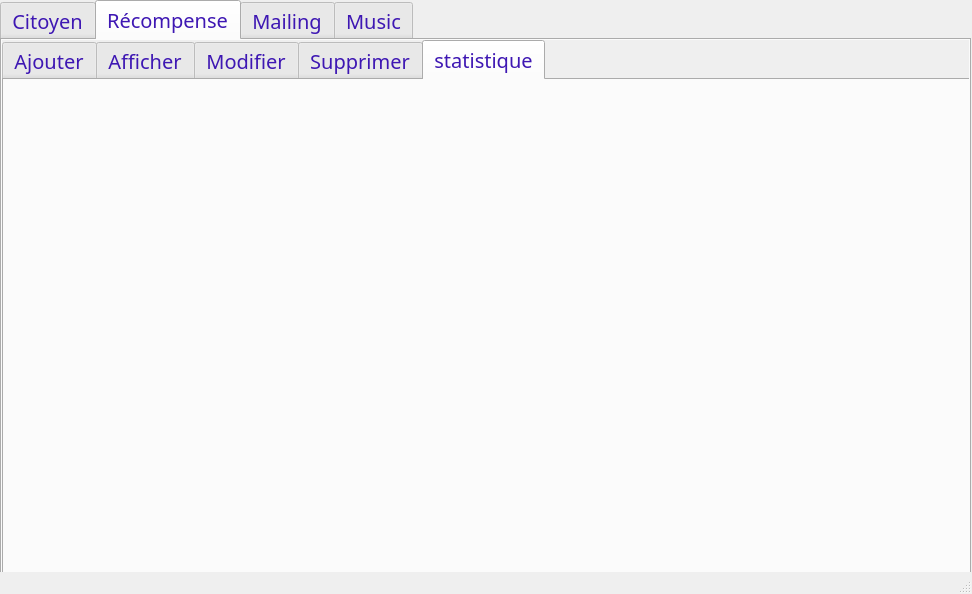
The window that gestion_Citoyen_Recompense/mainwindow.ui (ahmedbalti/Tunisian-Smart-Police-Station) describes before a commit, drawn with Qt 5.
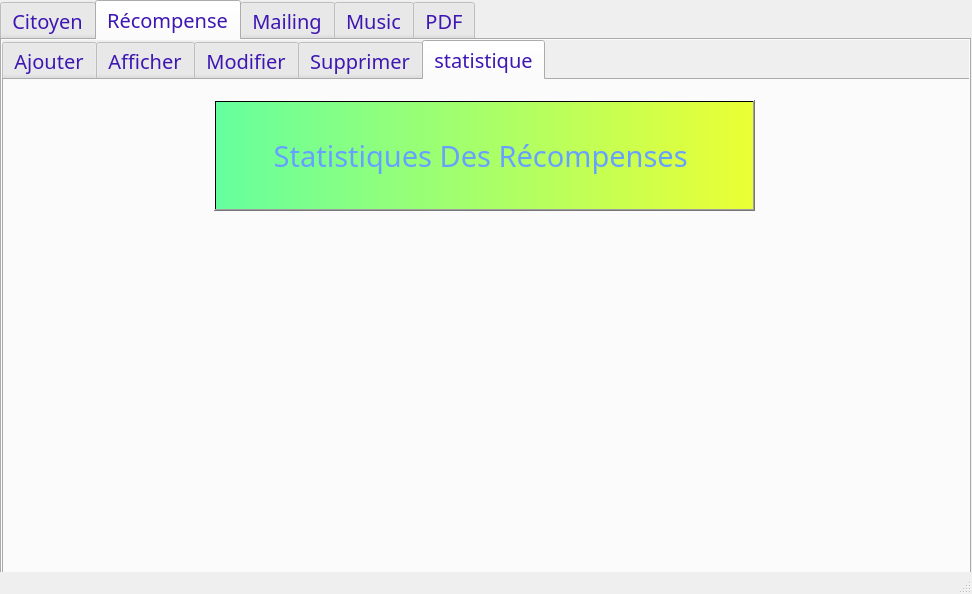
The same window after the commit. The open tabs and pages were chosen to show the change. Icons and pictures are not drawn.

```diff
--- a/gestion_Citoyen_Recompense/mainwindow.ui
+++ b/gestion_Citoyen_Recompense/mainwindow.ui
@@ -5489,6 +5489,65 @@
          <attribute name="title">
           <string>statistique</string>
          </attribute>
+         <widget class="QLabel" name="label_48">
+          <property name="geometry">
+           <rect>
+            <x>25</x>
+            <y>30</y>
+            <width>921</width>
+            <height>451</height>
+           </rect>
+          </property>
+          <property name="text">
+           <string/>
+          </property>
+         </widget>
+         <widget class="QPushButton" name="pushButton_5">
+          <property name="geometry">
+           <rect>
+            <x>210</x>
+            <y>20</y>
+            <width>541</width>
+            <height>111</height>
+           </rect>
+          </property>
+          <property name="font">
+           <font>
+            <family>Rockwell</family>
+            <pointsize>22</pointsize>
+            <weight>50</weight>
+            <italic>false</italic>
+            <bold>false</bold>
+           </font>
+          </property>
+          <property name="styleSheet">
+           <string notr="true">background-color: qlineargradient(spread:pad, x1:0, y1:0, x2:1, y2:0, stop:0 rgba(101, 255, 158), stop:1 rgb(235, 255, 52));
+color:rgb(103, 161, 255);
+font: 22pt &quot;Rockwell&quot;;</string>
+          </property>
+          <property name="text">
+           <string>Statistiques Des Récompenses </string>
+          </property>
+         </widget>
+         <widget class="QLabel" name="label_50">
+          <property name="geometry">
+           <rect>
+            <x>0</x>
+            <y>0</y>
+            <width>981</width>
+            <height>531</height>
+           </rect>
+          </property>
+          <property name="styleSheet">
+           <string notr="true">background-image: url(:/24.jpg);</string>
+          </property>
+          <property name="text">
+           <string/>
+          </property>
+         </widget>
+         <zorder>label_50</zorder>
+         <zorder>label_48</zorder>
+         <zorder>pushButton_5</zorder>
         </widget>
        </widget>
       </widget>
@@ -5970,6 +6029,66 @@
         </widget>
        </widget>
       </widget>
+      <widget class="QWidget" name="tab_4">
+       <attribute name="title">
+        <string>PDF</string>
+       </attribute>
+       <widget class="QPushButton" name="pushButton_8">
+        <property name="geometry">
+         <rect>
+          <x>280</x>
+          <y>260</y>
+          <width>161</width>
+          <height>61</height>
+         </rect>
+        </property>
+        <property name="styleSheet">
+         <string notr="true">background-color: qlineargradient(spread:pad, x1:0, y1:0, x2:1, y2:0, stop:0 rgba(101, 255, 158), stop:1 rgb(235, 255, 52));
+color:rgb(103, 161, 255);
+</string>
+        </property>
+        <property name="text">
+         <string>PDF</string>
+        </property>
+       </widget>
+       <widget class="QPushButton" name="pushButton_9">
+        <property name="geometry">
+         <rect>
+          <x>530</x>
+          <y>260</y>
+          <width>161</width>
+          <height>61</height>
+         </rect>
+        </property>
+        <property name="styleSheet">
+         <string notr="true">background-color: qlineargradient(spread:pad, x1:0, y1:0, x2:1, y2:0, stop:0 rgba(101, 255, 158), stop:1 rgb(235, 255, 52));
+color:rgb(103, 161, 255);
+</string>
+        </property>
+        <property name="text">
+         <string>Impression</string>
+        </property>
+       </widget>
+       <widget class="QLabel" name="label_49">
+        <property name="geometry">
+         <rect>
+          <x>-10</x>
+          <y>0</y>
+          <width>991</width>
+          <height>551</height>
+         </rect>
+        </property>
+        <property name="styleSheet">
+         <string notr="true">background-image: url(:/23.jpg);</string>
+        </property>
+        <property name="text">
+         <string/>
+        </property>
+       </widget>
+       <zorder>label_49</zorder>
+       <zorder>pushButton_8</zorder>
+       <zorder>pushButton_9</zorder>
+      </widget>
      </widget>
     </widget>
     <widget class="QWidget" name="page_2"/>
```
Left out of the diff: 182 changed lines with no effect on the pictures.
